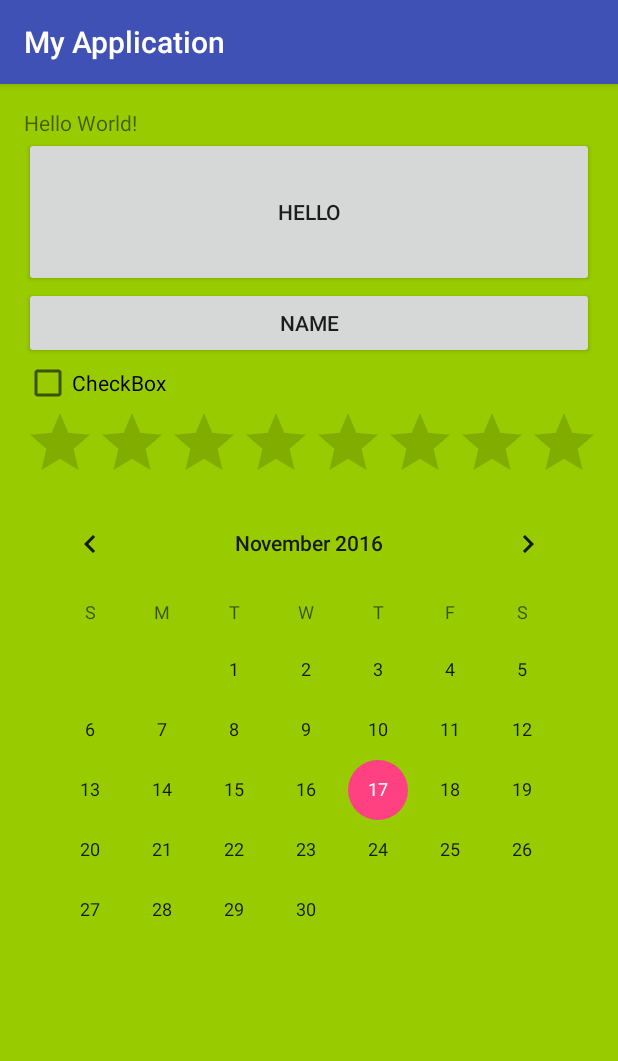
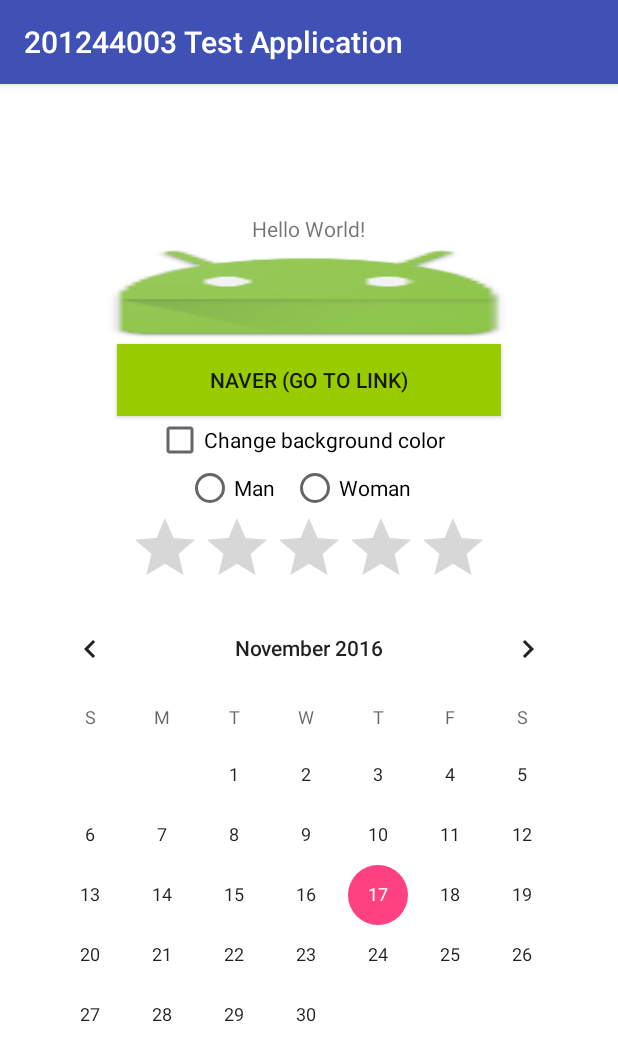
Before and after one commit to fbwkzl333/android_161111, an Android app: the screen it shows after launch (MainActivity), on a phone screen of 412 x 824 dp. Shown: the top 1061 px of the screen. Run offline under Robolectric (Android 15) with nearby library versions, the phone set to English and light mode, and no system bars.

Commit message:
update app

```diff
--- a/app/src/main/java/com/example/donghee/myapplication/MainActivity.java
+++ b/app/src/main/java/com/example/donghee/myapplication/MainActivity.java
@@ -1,18 +1,19 @@
 package com.example.donghee.myapplication;
 
+import android.content.Intent;
+import android.net.Uri;
+import android.os.Bundle;
 import android.support.v7.app.AppCompatActivity;
-import android.os.Bundle;
 import android.view.View;
 import android.view.View.OnClickListener;
 import android.widget.Button;
 import android.widget.CheckBox;
+import android.widget.RatingBar;
 import android.widget.Toast;
 
 public class MainActivity extends AppCompatActivity {
-    Button b1;
-    Button b2;
-    CheckBox C1;
-
+    Button b1, b2;
+    RatingBar r1;
     @Override
     protected void onCreate(Bundle savedInstanceState) {
         super.onCreate(savedInstanceState);
@@ -23,36 +24,36 @@ public class MainActivity extends AppCompatActivity {
             @Override
             public void onClick(View v) {
                 Toast.makeText(getApplicationContext(),
-                        "안녕?", Toast.LENGTH_SHORT).show();
+                        "Hello This is my first application !\nThanck you very much!", Toast.LENGTH_SHORT).show();
             }
         });
+         b2 = (Button)findViewById(R.id.button4);
 
-        b2 = (Button) findViewById(R.id.button4);
-        b2.setOnClickListener(new OnClickListener() {
-            public void onClick(View v) {
-                Toast.makeText(getApplicationContext(),
-                        "이름은 무엇입니까?", Toast.LENGTH_SHORT).show();
+        r1 = (RatingBar) findViewById(R.id.ratingBar);
+        r1.setOnRatingBarChangeListener(new RatingBar.OnRatingBarChangeListener() {
+            @Override
+            public void onRatingChanged(RatingBar ratingBar, float rating, boolean fromUser) {
+                Toast.makeText(getApplicationContext(), (int)rating+"점 선택 해주셨습니다 ! ", Toast.LENGTH_SHORT).show();
             }
         });
 
 
-        findViewById(R.id.checkBox).setOnClickListener(new Button.OnClickListener() {
-            public void onClick(View v) {
-                Checked(v); // 체크되었을 때 동작코드
-            }
-        });
+    }
+    public void onClick01(View v) {
+        CheckBox ch1 = (CheckBox)findViewById(R.id.checkBox);
+        if(ch1.isChecked()) {
+            Toast.makeText(getApplicationContext(), "체크 했습니다", Toast.LENGTH_SHORT).show();
+        }
+        else
+            Toast.makeText(getApplicationContext(), "체크 해제 했습니다", Toast.LENGTH_SHORT).show();
+    }
+
+    public void onClick02(View v) {
+
+        Intent intent = new Intent(Intent.ACTION_VIEW, Uri.parse("http://m.naver.com"));
+        startActivity(intent);
     }
 
 
-    public String Checked(View v){
-        C1 = (CheckBox)findViewById(R.id.checkBox);
 
-        String resultText = "";
-        if (C1.isChecked()){
-            resultText = "체크했습니다";
-        }
-        return resultText;
     }
-
-
-}
--- a/app/src/main/res/layout/activity_main.xml
+++ b/app/src/main/res/layout/activity_main.xml
@@ -2,6 +2,7 @@
 <LinearLayout xmlns:android="http://schemas.android.com/apk/res/android"
     xmlns:tools="http://schemas.android.com/tools"
     android:id="@+id/activity_main"
+    android:gravity="center"
     android:layout_width="match_parent"
     android:layout_height="match_parent"
     android:paddingBottom="@dimen/activity_vertical_margin"
@@ -10,7 +11,7 @@
     android:paddingRight="@dimen/activity_horizontal_margin"
     android:paddingTop="@dimen/activity_vertical_margin"
     tools:context="com.example.donghee.myapplication.MainActivity"
-    android:background="@android:color/holo_green_light">
+    android:background="@android:color/background_light">
 
     <TextView
         android:layout_width="wrap_content"
@@ -19,26 +20,53 @@
         android:id="@+id/textView" />
 
     <Button
-        android:text="Hello"
-        android:layout_width="match_parent"
-        android:layout_height="100dp"
-        android:id="@+id/button3" />
+        android:layout_width="312dp"
+        android:layout_height="67dp"
+        android:id="@+id/button3"
+        android:background="@mipmap/ic_launcher"
+        android:gravity="center_horizontal"/>
 
     <Button
-        android:text="Name"
+        android:text="Naver (go to link)"
+        android:layout_width="256dp"
+        android:layout_height="wrap_content"
+        android:id="@+id/button4"
+        android:onClick="onClick02"
+        android:background="@android:color/holo_green_light"/>
+
+    <CheckBox
+        android:text="Change background color"
+        android:layout_width="204dp"
+        android:layout_height="wrap_content"
+        android:id="@+id/checkBox"
+        android:checked="false"
+        android:onClick="onClick01" />
+
+    <LinearLayout
+        android:gravity="center"
         android:layout_width="match_parent"
         android:layout_height="wrap_content"
-        android:id="@+id/button4" />
+        android:orientation="horizontal">
 
-    <CheckBox
-        android:text="CheckBox"
-        android:layout_width="match_parent"
-        android:layout_height="wrap_content"
-        android:id="@+id/checkBox" />
+        <RadioButton
+            android:text="Man"
+            android:layout_width="70dp"
+            android:layout_height="wrap_content"
+            android:id="@+id/radioButton3"/>
+
+        <RadioButton
+            android:text="Woman"
+            android:layout_width="94dp"
+            android:layout_height="wrap_content"
+            android:id="@+id/radioButton4"/>
+    </LinearLayout>
 
     <RatingBar
-        android:layout_width="match_parent"
+        android:layout_width="wrap_content"
         android:layout_height="wrap_content"
+        android:numStars="5"
+        android:rating="0"
+        android:stepSize="1"
         android:id="@+id/ratingBar" />
 
     <CalendarView
--- a/app/src/main/res/values/strings.xml
+++ b/app/src/main/res/values/strings.xml
@@ -1,3 +1,3 @@
 <resources>
-    <string name="app_name">My Application</string>
+    <string name="app_name">201244003 Test Application </string>
 </resources>
```
Also changed, not shown: 1 other file.
